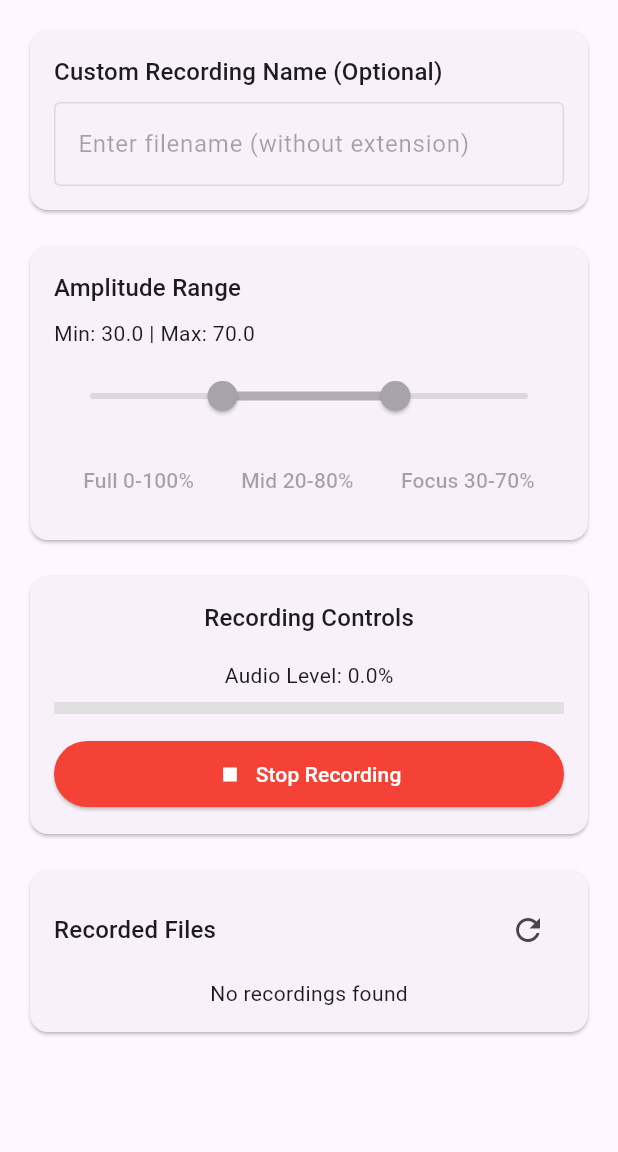
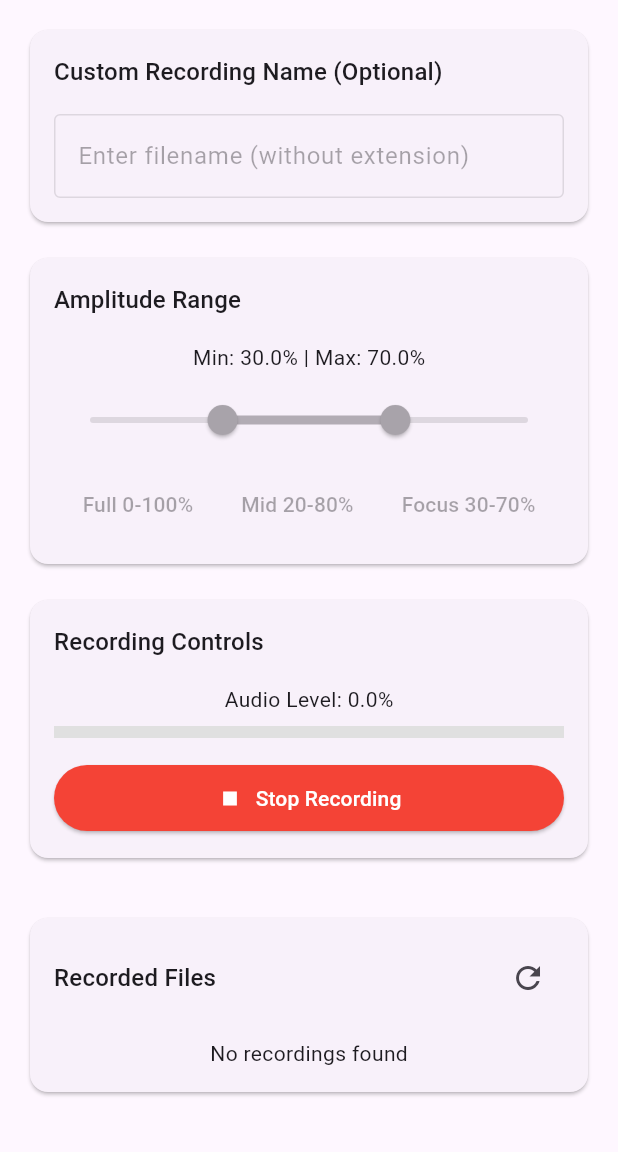
Before and after one commit to yasinarik/mic_stream_recorder, a Flutter app: the screen it shows after launch, after a tap on "Mid 20-80%", after a tap on "Focus 30-70%", after a tap on "Start Recording", on a phone screen of 412 x 824 dp, the part 84-1236 px from its top. Run offline on Flutter 3.47's test engine with Material 3 defaults, Android fonts, the phone set to English and light mode, and no system bars; our stand-ins replace plugin_platform_interface.

Commit message:
Refactor RecordingPage to streamline recording and playback functionality. Updated variable names for clarity, consolidated amplitude handling, and improved UI components for file management and controls. Enhanced error messaging and removed redundant code for better maintainability.

```diff
--- a/example/lib/main.dart
+++ b/example/lib/main.dart
@@ -30,39 +30,32 @@ class RecordingPage extends StatefulWidget {
 }
 
 class _RecordingPageState extends State<RecordingPage> {
-  final _micStreamRecorderPlugin = MicStreamRecorder();
+  final _recorder = MicStreamRecorder();
+  final _fileNameController = TextEditingController();
 
   bool _isRecording = false;
-
   bool _isPlaying = false;
-
   double _currentAmplitude = 0.0;
-
   String? _lastRecordingPath;
-
   List<String> _recordingFiles = [];
-
-  final TextEditingController _fileNameController = TextEditingController();
-
   RangeValues _amplitudeRange = const RangeValues(0.0, 100.0);
 
   @override
   void initState() {
     super.initState();
-    _setupAmplitudeListener();
+    _recorder.amplitudeStream.listen((amplitude) {
+      if (mounted) setState(() => _currentAmplitude = amplitude);
+    });
     _loadRecordingFiles();
   }
 
-  void _setupAmplitudeListener() {
-    _micStreamRecorderPlugin.amplitudeStream.listen((amplitude) {
-      if (mounted) {
-        setState(() {
-          _currentAmplitude = amplitude;
-        });
-      }
-    });
+  @override
+  void dispose() {
+    _fileNameController.dispose();
+    super.dispose();
   }
 
+  // Core functionality methods
   Future<void> _loadRecordingFiles() async {
     try {
       final directory = await getApplicationDocumentsDirectory();
@@ -71,179 +64,335 @@ class _RecordingPageState extends State<RecordingPage> {
           .where((file) => file.path.endsWith('.m4a'))
           .map((file) => file.path)
           .toList();
-
-      setState(() {
-        _recordingFiles = files;
-      });
+      setState(() => _recordingFiles = files);
     } catch (e) {
-      _showError('Failed to load recording files: $e');
-    }
-  }
-
-  Future<String> _getCustomFilePath(String fileName) async {
-    final directory = await getApplicationDocumentsDirectory();
-    return '${directory.path}/$fileName.m4a';
-  }
-
-  void _showError(String message) {
-    if (mounted) {
-      ScaffoldMessenger.of(context).showSnackBar(
-        SnackBar(
-          content: Text(message),
-          backgroundColor: Colors.red,
-        ),
-      );
-    }
-  }
-
-  void _showSuccess(String message) {
-    if (mounted) {
-      ScaffoldMessenger.of(context).showSnackBar(
-        SnackBar(
-          content: Text(message),
-          backgroundColor: Colors.green,
-          duration: const Duration(seconds: 1), // Reduced duration
-        ),
-      );
+      _showMessage('Failed to load files: $e', isError: true);
     }
   }
 
   Future<void> _updateAmplitudeRange() async {
     try {
-      await _micStreamRecorderPlugin.configureRecording(
+      await _recorder.configureRecording(
         amplitudeMin: _amplitudeRange.start / 100.0,
         amplitudeMax: _amplitudeRange.end / 100.0,
       );
     } catch (e) {
-      _showError('Failed to update amplitude range: $e');
+      _showMessage('Failed to update range: $e', isError: true);
     }
   }
 
   Future<void> _startRecording() async {
     if (_isRecording) return;
-
     try {
-      // Configure amplitude range before recording
       await _updateAmplitudeRange();
-
       String? customPath;
       if (_fileNameController.text.isNotEmpty) {
-        customPath = await _getCustomFilePath(_fileNameController.text);
+        final directory = await getApplicationDocumentsDirectory();
+        customPath = '${directory.path}/${_fileNameController.text}.m4a';
+        _showMessage('Recording: ${_fileNameController.text}.m4a');
       }
-
-      await _micStreamRecorderPlugin.startRecording(customPath);
-      setState(() {
-        _isRecording = true;
-      });
-      // Only show success message for custom files
-      if (customPath != null) {
-        _showSuccess('Recording: ${_fileNameController.text}.m4a');
-      }
+      await _recorder.startRecording(customPath);
+      setState(() => _isRecording = true);
     } catch (e) {
-      _showError('Failed to start recording: $e');
+      _showMessage('Failed to start recording: $e', isError: true);
     }
   }
 
   Future<void> _stopRecording() async {
     if (!_isRecording) return;
-
     try {
-      final recordingPath = await _micStreamRecorderPlugin.stopRecording();
+      final recordingPath = await _recorder.stopRecording();
       setState(() {
         _isRecording = false;
         _lastRecordingPath = recordingPath;
         _currentAmplitude = 0.0;
       });
-
-      // Clear the file name input
       _fileNameController.clear();
-
-      // Reload the file list
       await _loadRecordingFiles();
-
-      _showSuccess('Recording saved');
+      _showMessage('Recording saved');
     } catch (e) {
-      _showError('Failed to stop recording: $e');
+      _showMessage('Failed to stop recording: $e', isError: true);
     }
   }
 
   Future<void> _playRecording(String filePath) async {
     try {
-      await _micStreamRecorderPlugin.playRecording(filePath);
-      setState(() {
-        _isPlaying = true;
-      });
-
-      // Check playing status periodically
+      await _recorder.playRecording(filePath);
+      setState(() => _isPlaying = true);
       _checkPlayingStatus();
     } catch (e) {
-      _showError('Failed to play recording: $e');
+      _showMessage('Failed to play: $e', isError: true);
     }
   }
 
   Future<void> _pausePlayback() async {
     try {
-      await _micStreamRecorderPlugin.pausePlayback();
-      setState(() {
-        _isPlaying = false;
-      });
+      await _recorder.pausePlayback();
+      setState(() => _isPlaying = false);
     } catch (e) {
-      _showError('Failed to pause playback: $e');
+      _showMessage('Failed to pause: $e', isError: true);
     }
   }
 
   Future<void> _stopPlayback() async {
     try {
-      await _micStreamRecorderPlugin.stopPlayback();
-      setState(() {
-        _isPlaying = false;
-      });
+      await _recorder.stopPlayback();
+      setState(() => _isPlaying = false);
     } catch (e) {
-      _showError('Failed to stop playback: $e');
+      _showMessage('Failed to stop: $e', isError: true);
     }
   }
 
   void _checkPlayingStatus() async {
-    while (_isPlaying) {
+    while (_isPlaying && mounted) {
       await Future.delayed(const Duration(milliseconds: 500));
       if (mounted) {
-        final isPlaying = await _micStreamRecorderPlugin.isPlaying();
+        final isPlaying = await _recorder.isPlaying();
         if (!isPlaying && _isPlaying) {
-          setState(() {
-            _isPlaying = false;
-          });
+          setState(() => _isPlaying = false);
           break;
         }
       }
     }
   }
 
-  Color _getAmplitudeColor() {
-    final progress = _getAmplitudeProgress();
+  // UI helper methods
+  void _showMessage(String message, {bool isError = false}) {
+    if (!mounted) return;
+    ScaffoldMessenger.of(context).showSnackBar(
+      SnackBar(
+        content: Text(message),
+        backgroundColor: isError ? Colors.red : Colors.green,
+        duration: const Duration(seconds: 1),
+      ),
+    );
+  }
+
+  Color _getAmplitudeColor(double amplitude) {
+    final progress = _getAmplitudeProgress(amplitude);
     if (progress < 0.3) return Colors.green;
     if (progress < 0.7) return Colors.orange;
     return Colors.red;
   }
 
-  double _getAmplitudeProgress() {
+  double _getAmplitudeProgress(double amplitude) {
     final minPercent = _amplitudeRange.start / 100.0;
     final maxPercent = _amplitudeRange.end / 100.0;
-
     if (maxPercent == minPercent) return 0.0;
-
-    final clampedAmplitude = _currentAmplitude.clamp(minPercent, maxPercent);
+    final clampedAmplitude = amplitude.clamp(minPercent, maxPercent);
     return ((clampedAmplitude - minPercent) / (maxPercent - minPercent))
         .clamp(0.0, 1.0);
   }
 
-  String _getAmplitudeDisplayValue() {
-    return (_currentAmplitude * 100).toStringAsFixed(1);
+  void _setAmplitudeRange(double start, double end) {
+    setState(() => _amplitudeRange = RangeValues(start, end));
+    _updateAmplitudeRange();
   }
 
-  @override
-  void dispose() {
-    _fileNameController.dispose();
-    super.dispose();
+  // Reusable UI components
+  Widget _buildCard({
+    required String title,
+    required Widget child,
+    Widget? trailingItem,
+  }) {
+    return Card(
+      child: Padding(
+        padding: const EdgeInsets.all(16.0),
+        child: Column(
+          crossAxisAlignment: CrossAxisAlignment.start,
+          children: [
+            Row(
+              children: [
+                Text(
+                  title,
+                  style: Theme.of(context).textTheme.titleMedium,
+                ),
+                const Spacer(),
+                if (trailingItem != null) trailingItem,
+              ],
+            ),
+            const SizedBox(height: 16),
+            child,
+          ],
+        ),
+      ),
+    );
+  }
+
+  Widget _buildFileNameInput() {
+    return _buildCard(
+      title: 'Custom Recording Name (Optional)',
+      child: TextField(
+        controller: _fileNameController,
+        enabled: !_isRecording,
+        decoration: const InputDecoration(
+          hintText: 'Enter filename (without extension)',
+          border: OutlineInputBorder(),
+          suffixText: '.m4a',
+        ),
+      ),
+    );
+  }
+
+  Widget _buildAmplitudeRangeSlider() {
+    return _buildCard(
+      title: 'Amplitude Range',
+      child: Column(
+        children: [
+          Text(
+            'Min: ${_amplitudeRange.start.toStringAsFixed(1)}% | Max: ${_amplitudeRange.end.toStringAsFixed(1)}%',
+            style: Theme.of(context).textTheme.bodyMedium,
+          ),
+          const SizedBox(height: 8),
+          RangeSlider(
+            values: _amplitudeRange,
+            min: 0.0,
+            max: 100.0,
+            divisions: 100,
+            labels: RangeLabels(
+              '${_amplitudeRange.start.toStringAsFixed(1)}%',
+              '${_amplitudeRange.end.toStringAsFixed(1)}%',
+            ),
+            onChanged: _isRecording
+                ? null
+                : (values) => setState(() => _amplitudeRange = values),
+            onChangeEnd: _isRecording ? null : (_) => _updateAmplitudeRange(),
+          ),
+          const SizedBox(height: 8),
+          Wrap(
+            spacing: 8,
+            children: [
+              _buildPresetButton(
+                  'Full 0-100%', () => _setAmplitudeRange(0.0, 100.0)),
+              _buildPresetButton(
+                  'Mid 20-80%', () => _setAmplitudeRange(20.0, 80.0)),
+              _buildPresetButton(
+                  'Focus 30-70%', () => _setAmplitudeRange(30.0, 70.0)),
+            ],
+          ),
+        ],
+      ),
+    );
+  }
+
+  Widget _buildPresetButton(String label, VoidCallback onPressed) {
+    return TextButton(
+      onPressed: _isRecording ? null : onPressed,
+      child: Text(label),
+    );
+  }
+
+  Widget _buildRecordingControls() {
+    return _buildCard(
+      title: 'Recording Controls',
+      child: Column(
+        children: [
+          if (_isRecording) ...[
+            Text(
+              'Audio Level: ${(_currentAmplitude * 100).toStringAsFixed(1)}%',
+              style: Theme.of(context).textTheme.bodyMedium,
+            ),
+            const SizedBox(height: 8),
+            LinearProgressIndicator(
+              value: _getAmplitudeProgress(_currentAmplitude),
+              backgroundColor: Colors.grey[300],
+              valueColor: AlwaysStoppedAnimation<Color>(
+                  _getAmplitudeColor(_currentAmplitude)),
+              minHeight: 8,
+            ),
+            const SizedBox(height: 16),
+          ],
+          SizedBox(
+            width: double.infinity,
+            child: ElevatedButton.icon(
+              onPressed: _isRecording ? _stopRecording : _startRecording,
+              icon: Icon(_isRecording ? Icons.stop : Icons.mic),
+              label: Text(_isRecording ? 'Stop Recording' : 'Start Recording'),
+              style: ElevatedButton.styleFrom(
+                backgroundColor: _isRecording ? Colors.red : Colors.blue,
+                foregroundColor: Colors.white,
+                padding: const EdgeInsets.symmetric(vertical: 12),
+              ),
+            ),
+          ),
+        ],
+      ),
+    );
+  }
+
+  Widget _buildPlaybackControls() {
+    if (_lastRecordingPath == null) return const SizedBox.shrink();
+
+    return _buildCard(
+      title: 'Last Recording Playback',
+      child: Row(
+        mainAxisAlignment: MainAxisAlignment.spaceEvenly,
+        children: [
+          _buildPlaybackButton(
+            icon: Icons.play_arrow,
+            label: 'Play',
+            onPressed:
+                _isPlaying ? null : () => _playRecording(_lastRecordingPath!),
+          ),
+          _buildPlaybackButton(
+            icon: Icons.pause,
+            label: 'Pause',
+            onPressed: _isPlaying ? _pausePlayback : null,
+          ),
+          _buildPlaybackButton(
+            icon: Icons.stop,
+            label: 'Stop',
+            onPressed: _isPlaying ? _stopPlayback : null,
+          ),
+        ],
+      ),
+    );
+  }
+
+  Widget _buildPlaybackButton({
+    required IconData icon,
+    required String label,
+    required VoidCallback? onPressed,
+  }) {
+    return ElevatedButton.icon(
+      onPressed: onPressed,
+      icon: Icon(icon),
+      label: Text(label),
+    );
+  }
+
+  Widget _buildFilesList() {
+    return _buildCard(
+      title: 'Recorded Files',
+      trailingItem: IconButton(
+        onPressed: _loadRecordingFiles,
+        icon: const Icon(Icons.refresh),
+      ),
+      child: Column(
+        children: [
+          _recordingFiles.isEmpty
+              ? const Center(child: Text('No recordings found'))
+              : ListView.builder(
+                  shrinkWrap: true,
+                  physics: const NeverScrollableScrollPhysics(),
+                  itemCount: _recordingFiles.length,
+                  itemBuilder: (context, index) {
+                    final filePath = _recordingFiles[index];
+                    final fileName = filePath.split('/').last;
+                    return ListTile(
+                      leading: const Icon(Icons.audiotrack),
+                      title: Text(fileName),
+                      trailing: IconButton(
+                        onPressed:
+                            _isPlaying ? null : () => _playRecording(filePath),
+                        icon: const Icon(Icons.play_arrow),
+                      ),
+                    );
+                  },
+                ),
+        ],
+      ),
+    );
   }
 
   @override
@@ -257,267 +406,16 @@ class _RecordingPageState extends State<RecordingPage> {
         padding: const EdgeInsets.all(16.0),
         child: Column(
           children: [
-            // File name input
-            Card(
-              child: Padding(
-                padding: const EdgeInsets.all(16.0),
-                child: Column(
-                  crossAxisAlignment: CrossAxisAlignment.start,
-                  children: [
-                    Text(
-                      'Custom Recording Name (Optional)',
-                      style: Theme.of(context).textTheme.titleMedium,
-                    ),
-                    const SizedBox(height: 8),
-                    TextField(
-                      controller: _fileNameController,
-                      enabled: !_isRecording,
-                      decoration: const InputDecoration(
-                        hintText: 'Enter filename (without extension)',
-                        border: OutlineInputBorder(),
-                        suffixText: '.m4a',
-                      ),
-                    ),
-                  ],
-                ),
-              ),
-            ),
+            _buildFileNameInput(),
             const SizedBox(height: 16),
-
-            // Amplitude normalization controls
-            Card(
-              child: Padding(
-                padding: const EdgeInsets.all(16.0),
-                child: Column(
-                  crossAxisAlignment: CrossAxisAlignment.start,
-                  children: [
-                    Text(
-                      'Amplitude Range',
-                      style: Theme.of(context).textTheme.titleMedium,
-                    ),
-                    const SizedBox(height: 8),
-                    Text(
-                      'Min: ${_amplitudeRange.start.toStringAsFixed(1)} | Max: ${_amplitudeRange.end.toStringAsFixed(1)}',
-                      style: Theme.of(context).textTheme.bodyMedium,
-                    ),
-                    const SizedBox(height: 8),
-                    RangeSlider(
-                      values: _amplitudeRange,
-                      min: 0.0,
-                      max: 100.0,
-                      divisions: 100,
-                      labels: RangeLabels(
-                        _amplitudeRange.start.toStringAsFixed(1),
-                        _amplitudeRange.end.toStringAsFixed(1),
-                      ),
-                      onChanged: _isRecording
-                          ? null
-                          : (RangeValues values) {
-                              setState(() {
-                                _amplitudeRange = values;
-                              });
-                            },
-                      onChangeEnd: _isRecording
-                          ? null
-                          : (RangeValues values) {
-                              _updateAmplitudeRange();
-                            },
-                    ),
-                    const SizedBox(height: 8),
-                    Row(
-                      mainAxisAlignment: MainAxisAlignment.spaceEvenly,
-                      children: [
-                        TextButton(
-                          onPressed: _isRecording
-                              ? null
-                              : () {
-                                  setState(() {
-                                    _amplitudeRange =
-                                        const RangeValues(0.0, 100.0);
-                                  });
-                                  _updateAmplitudeRange();
-                                },
-                          child: const Text('Full 0-100%'),
-                        ),
-                        TextButton(
-                          onPressed: _isRecording
-                              ? null
-                              : () {
-                                  setState(() {
-                                    _amplitudeRange =
-                                        const RangeValues(20.0, 80.0);
-                                  });
-                                  _updateAmplitudeRange();
-                                },
-                          child: const Text('Mid 20-80%'),
-                        ),
-                        TextButton(
-                          onPressed: _isRecording
-                              ? null
-                              : () {
-                                  setState(() {
-                                    _amplitudeRange =
-                                        const RangeValues(30.0, 70.0);
-                                  });
-                                  _updateAmplitudeRange();
-                                },
-                          child: const Text('Focus 30-70%'),
-                        ),
-                      ],
-                    ),
-                  ],
-                ),
-              ),
-            ),
+            _buildAmplitudeRangeSlider(),
             const SizedBox(height: 16),
-
-            // Recording controls
-            Card(
-              child: Padding(
-                padding: const EdgeInsets.all(16.0),
-                child: Column(
-                  children: [
-                    Text(
-                      'Recording Controls',
-                      style: Theme.of(context).textTheme.titleMedium,
-                    ),
-                    const SizedBox(height: 16),
-
-                    // Amplitude meter
-                    if (_isRecording) ...[
-                      Text(
-                        'Audio Level: ${_getAmplitudeDisplayValue()}%',
-                        style: Theme.of(context).textTheme.bodyMedium,
-                      ),
-                      const SizedBox(height: 8),
-                      LinearProgressIndicator(
-                        value: _getAmplitudeProgress(),
-                        backgroundColor: Colors.grey[300],
-                        valueColor:
-                            AlwaysStoppedAnimation<Color>(_getAmplitudeColor()),
-                        minHeight: 8,
-                      ),
-                      const SizedBox(height: 16),
-                    ],
-
-                    // Record button
-                    SizedBox(
-                      width: double.infinity,
-                      child: ElevatedButton.icon(
-                        onPressed:
-                            _isRecording ? _stopRecording : _startRecording,
-                        icon: Icon(_isRecording ? Icons.stop : Icons.mic),
-                        label: Text(_isRecording
-                            ? 'Stop Recording'
-                            : 'Start Recording'),
-                        style: ElevatedButton.styleFrom(
-                          backgroundColor:
-                              _isRecording ? Colors.red : Colors.blue,
-                          foregroundColor: Colors.white,
-                          padding: const EdgeInsets.symmetric(vertical: 12),
-                        ),
-                      ),
-                    ),
-                  ],
-                ),
-              ),
-            ),
+            _buildRecordingControls(),
             const SizedBox(height: 16),
-
-            // Playback controls
-            if (_lastRecordingPath != null) ...[
-              Card(
-                child: Padding(
-                  padding: const EdgeInsets.all(16.0),
-                  child: Column(
-                    children: [
-                      Text(
-                        'Last Recording Playback',
-                        style: Theme.of(context).textTheme.titleMedium,
-                      ),
-                      const SizedBox(height: 16),
-                      Row(
-                        mainAxisAlignment: MainAxisAlignment.spaceEvenly,
-                        children: [
-                          ElevatedButton.icon(
-                            onPressed: _isPlaying
-                                ? null
-                                : () => _playRecording(_lastRecordingPath!),
-                            icon: const Icon(Icons.play_arrow),
-                            label: const Text('Play'),
-                          ),
-                          ElevatedButton.icon(
-                            onPressed: _isPlaying ? _pausePlayback : null,
-                            icon: const Icon(Icons.pause),
-                            label: const Text('Pause'),
-                          ),
-                          ElevatedButton.icon(
-                            onPressed: _isPlaying ? _stopPlayback : null,
-                            icon: const Icon(Icons.stop),
-                            label: const Text('Stop'),
-                          ),
-                        ],
-                      ),
-                    ],
-                  ),
-                ),
-              ),
-              const SizedBox(height: 16),
-            ],
-
-            // Recording files list
-            Card(
-              child: Padding(
-                padding: const EdgeInsets.all(16.0),
-                child: Column(
-                  crossAxisAlignment: CrossAxisAlignment.start,
-                  mainAxisSize: MainAxisSize.min,
-                  children: [
-                    Row(
-                      mainAxisAlignment: MainAxisAlignment.spaceBetween,
-                      children: [
-                        Text(
-                          'Recorded Files',
-                          style: Theme.of(context).textTheme.titleMedium,
-                        ),
-                        IconButton(
-                          onPressed: _loadRecordingFiles,
-                          icon: const Icon(Icons.refresh),
-                        ),
-                      ],
-                    ),
-                    const SizedBox(height: 8),
-                    _recordingFiles.isEmpty
-                        ? const Center(
-                            child: Text('No recordings found'),
-                          )
-                        : ListView.builder(
-                            shrinkWrap: true,
-                            itemCount: _recordingFiles.length,
-                            itemBuilder: (context, index) {
-                              final filePath = _recordingFiles[index];
-                              final fileName = filePath.split('/').last;
-
-                              return ListTile(
-                                leading: const Icon(Icons.audiotrack),
-                                title: Text(fileName),
-                                subtitle: Text(
-                                  'File: ${filePath.replaceAll(RegExp(r'.*/'), '')}',
-                                ),
-                                trailing: IconButton(
-                                  onPressed: _isPlaying
-                                      ? null
-                                      : () => _playRecording(filePath),
-                                  icon: const Icon(Icons.play_arrow),
-                                ),
-                              );
-                            },
-                          ),
-                  ],
-                ),
-              ),
-            ),
-            const SizedBox(height: 16), // Bottom padding
+            _buildPlaybackControls(),
+            const SizedBox(height: 16),
+            _buildFilesList(),
+            const SizedBox(height: 16),
           ],
         ),
       ),
```
